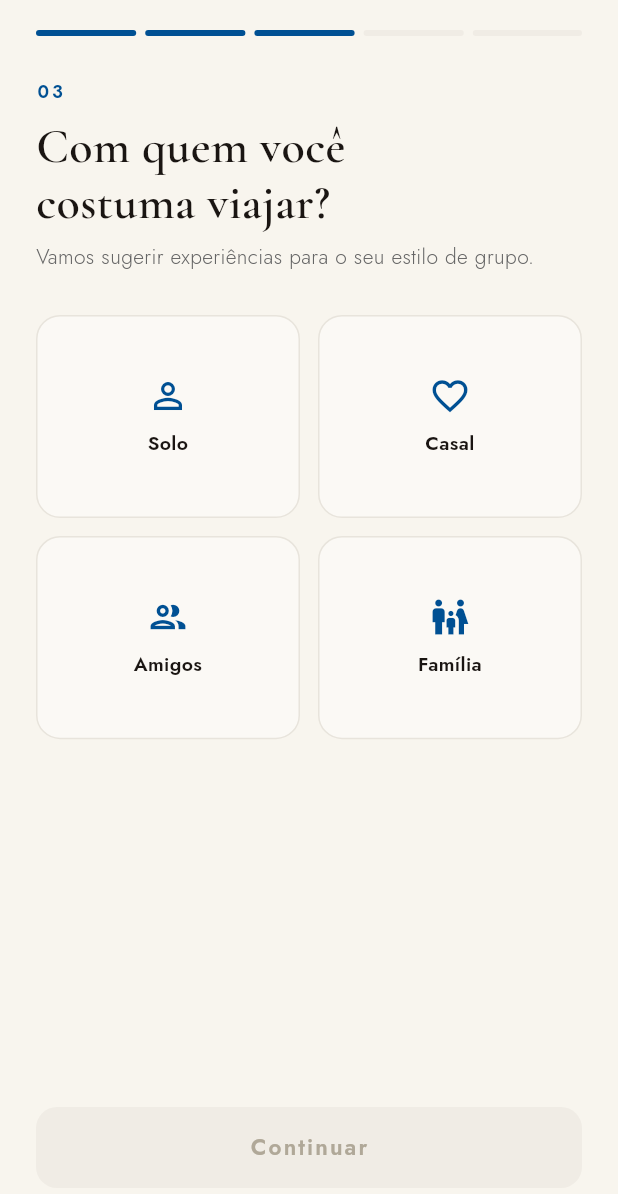
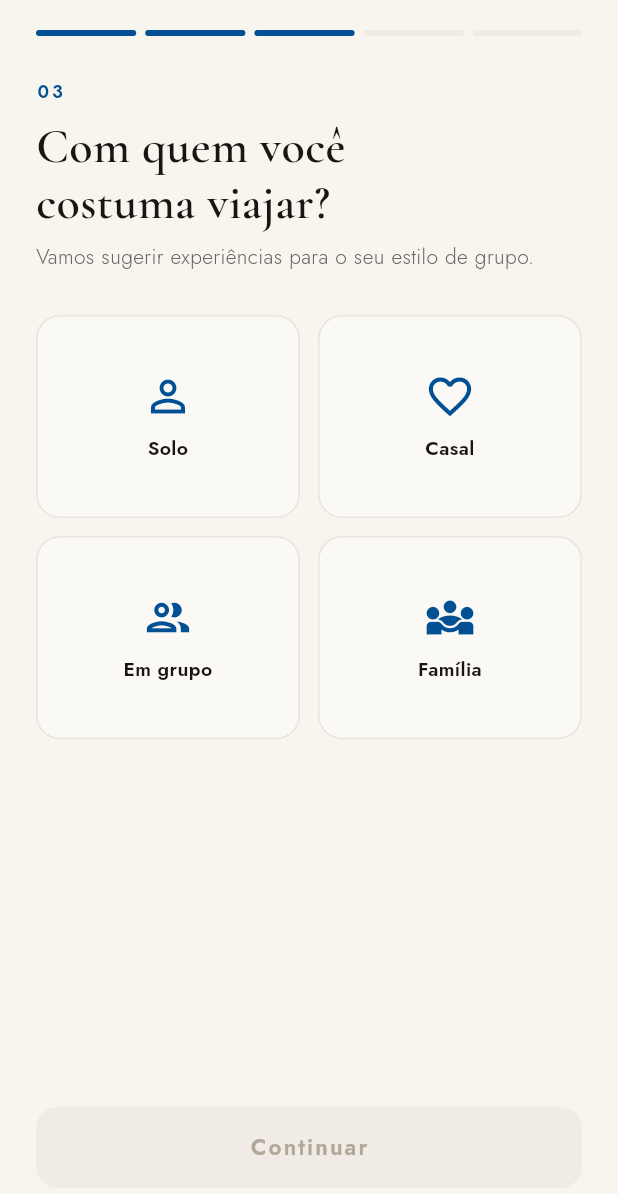
Before and after one commit to JoaoGuilhermeBatista/voyage, a Flutter app: the screen it shows once a user with an empty profile is signed in, swiped to page 3, on a phone screen of 412 x 824 dp. Shown: the top 1194 px of the screen. Run offline on Flutter 3.47's test engine with Material 3 defaults, Android fonts, the phone set to English and light mode, and no system bars; our stand-ins replace app_links, cached_network_image, dio, flutter_riverpod, go_router, google_fonts and 5 more; missing offline and left inert: dart:ui_web; accounts and stored records are empty; network calls fail.

Commit message:
fix(app): padroniza textos e ícones do onboarding e do perfil (#4, #10, #20, #21)
- "Gerar Roteiro" -> "Gerar roteiro", "Minhas Preferências" -> "Minhas
  preferências": únicos dois textos do app fora do padrão de frase (só
  a primeira palavra maiúscula) usado em todo o resto.
- Pergunta de religião reescrita ("Sua fé importa pra você?" ->  "Qual
  a sua religião?") pra tirar o tom apelativo/evangelizador.
- "Amigos" -> "Em grupo" na pergunta de com quem a pessoa costuma viajar.
- Ícones maiores (28 -> 34) e ícone de "Família" trocado por um mais
  reconhecível (diversity_3_outlined no lugar de family_restroom_outlined).

Co-Authored-By: Claude Sonnet 5 <noreply@anthropic.com>

```diff
--- a/frontend/app/lib/features/destinations/presentation/screens/destination_screen.dart
+++ b/frontend/app/lib/features/destinations/presentation/screens/destination_screen.dart
@@ -61,7 +61,7 @@ class DestinationScreen extends ConsumerWidget {
                         ),
                       );
                     },
-                    child: const Text('Gerar Roteiro'),
+                    child: const Text('Gerar roteiro'),
                   ),
                 ),
               ),
--- a/frontend/app/lib/features/onboarding/presentation/widgets/preference_steps.dart
+++ b/frontend/app/lib/features/onboarding/presentation/widgets/preference_steps.dart
@@ -28,8 +28,8 @@ const rhythmOptions = [
 const groupTypeOptions = [
   Option(value: 'SOLO', label: 'Solo', icon: Icons.person_outline),
   Option(value: 'COUPLE', label: 'Casal', icon: Icons.favorite_border),
-  Option(value: 'GROUP', label: 'Amigos', icon: Icons.group_outlined),
-  Option(value: 'FAMILY', label: 'Família', icon: Icons.family_restroom_outlined),
+  Option(value: 'GROUP', label: 'Em grupo', icon: Icons.group_outlined),
+  Option(value: 'FAMILY', label: 'Família', icon: Icons.diversity_3_outlined),
 ];
 
 const interestOptions = [
@@ -249,7 +249,7 @@ class ReligionStep extends StatelessWidget {
       stepNumber: '05',
       showStepNumber: showStepNumber,
       scrollable: scrollable,
-      title: 'Sua fé importa\npra você?',
+      title: 'Qual a sua\nreligião?',
       subtitle:
           'Isso nos ajuda a personalizar sugestões de locais e experiências religiosas.',
       child: Column(
@@ -470,7 +470,7 @@ class SelectionCard extends StatelessWidget {
                 children: [
                   Icon(
                     option.icon,
-                    size: 28,
+                    size: 34,
                     color: isSelected
                         ? AppTheme.goldenOrange
                         : AppTheme.primaryBlue,
--- a/frontend/app/lib/features/profile/presentation/screens/profile_screen.dart
+++ b/frontend/app/lib/features/profile/presentation/screens/profile_screen.dart
@@ -35,7 +35,7 @@ class ProfileScreen extends ConsumerWidget {
               const SizedBox(height: 40),
               _ActionCard(
                 icon: Icons.tune_outlined,
-                title: 'Minhas Preferências',
+                title: 'Minhas preferências',
                 subtitle: 'Estilos de viagem, gastronomia e clima',
                 onTap: () => context.push('/perfil/preferencias'),
               ),
```
